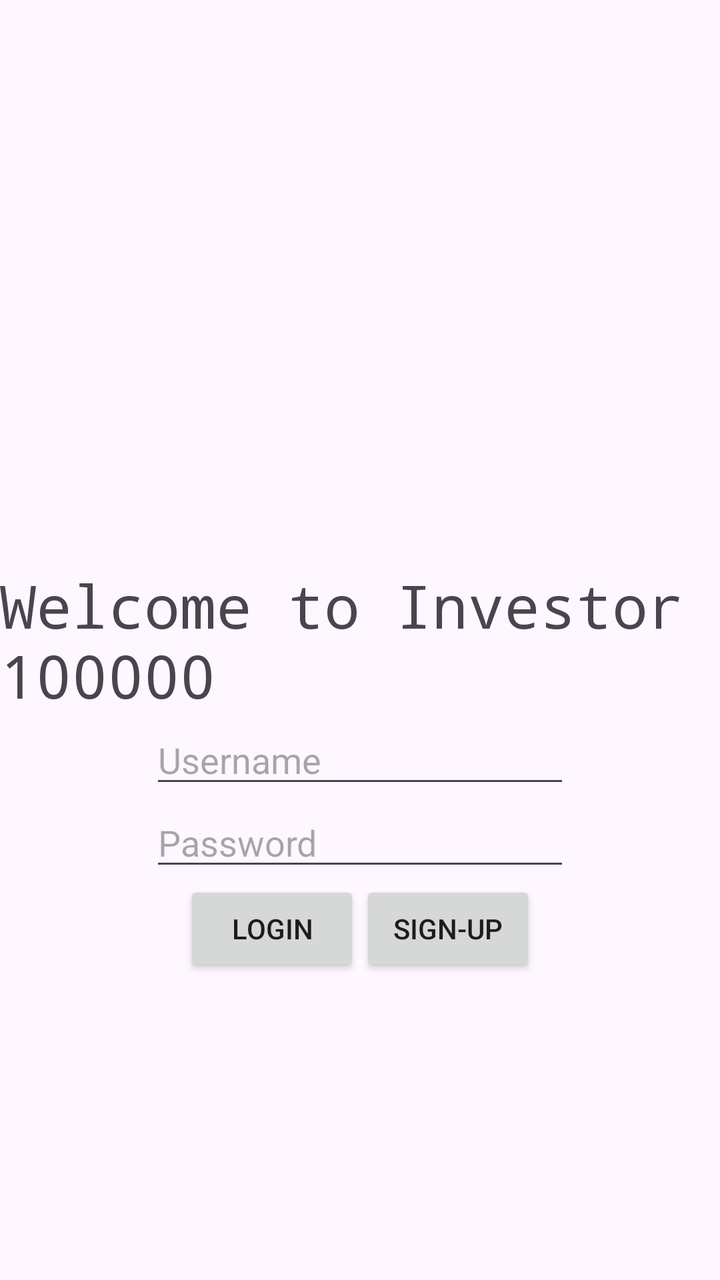
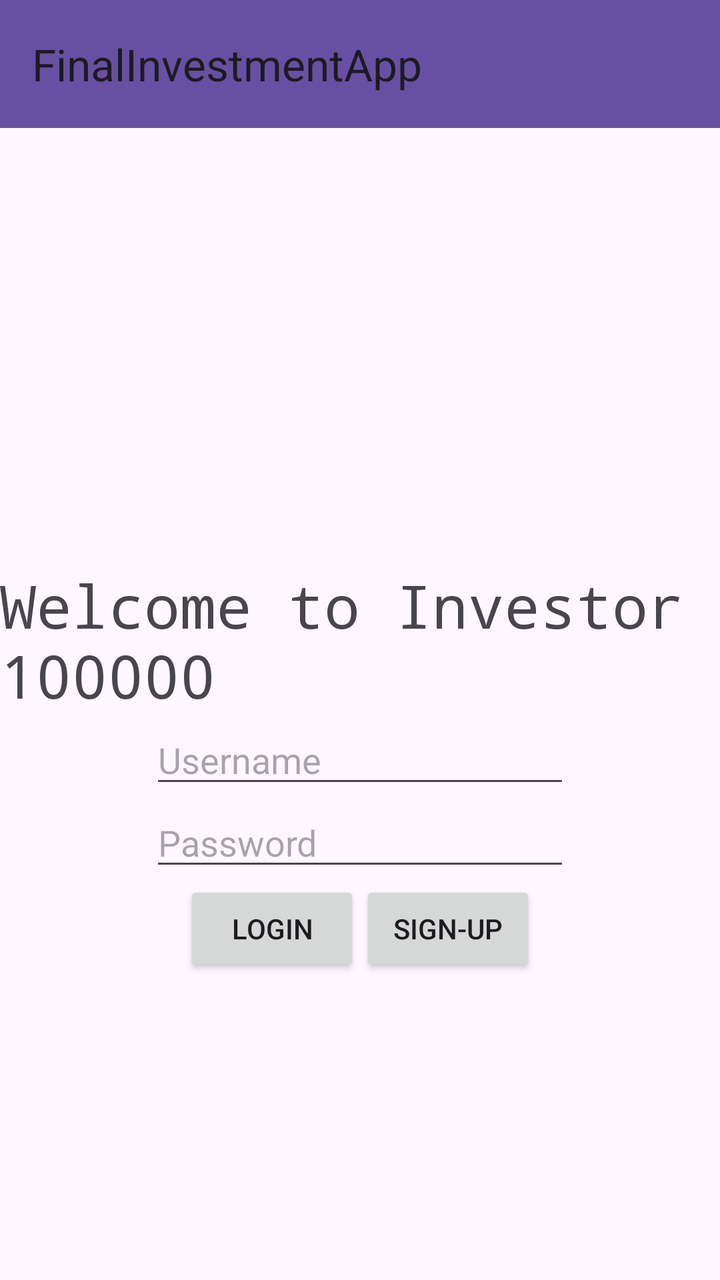

Compare the two renders of this Android layout. The source of the first and the diff that turns it into the second are given below.
<!-- AndroidManifest.xml: application theme Theme.FinalInvestmentApp -->
<!-- res/layout/activity_main.xml -->
<?xml version="1.0" encoding="utf-8"?>
<RelativeLayout xmlns:android="http://schemas.android.com/apk/res/android"
    xmlns:app="http://schemas.android.com/apk/res-auto"
    xmlns:tools="http://schemas.android.com/tools"
    android:id="@+id/main"
    android:layout_width="match_parent"
    android:layout_height="match_parent"
    tools:context=".MainActivity" >


    <TextView
        android:id="@+id/loginTextView"
        android:layout_width="wrap_content"
        android:layout_height="wrap_content"
        android:layout_centerInParent="true"
        android:fontFamily="monospace"
        android:text="@string/welcome"
        android:textAlignment="center"
        android:textAppearance="@style/TextAppearance.AppCompat.Display3"
        android:textSize="30sp" />

    <EditText
        android:id="@+id/usernameEditText"
        android:layout_width="wrap_content"
        android:layout_height="wrap_content"
        android:layout_centerInParent="true"
        android:layout_below="@id/loginTextView"
        android:ems="10"
        android:inputType="text"
        android:hint="@string/username"
        />

    <EditText
        android:id="@+id/passwordEditText"
        android:layout_width="wrap_content"
        android:layout_below="@id/usernameEditText"
        android:layout_centerInParent="true"
        android:layout_height="wrap_content"
        android:ems="10"
        android:hint="@string/password"
        android:inputType="textPassword" />

    <LinearLayout
        android:id="@+id/logButtonLayout"
        android:layout_width="wrap_content"
        android:layout_below="@id/passwordEditText"
        android:layout_centerInParent="true"
        android:layout_height="wrap_content"
        android:orientation="horizontal">

        <Button
            android:id="@+id/loginButton"
            style="@style/Widget.AppCompat.Button"
            android:layout_width="wrap_content"
            android:onClick="onLoginClick"
            android:layout_height="wrap_content"
            android:text="@string/login" />

        <Button
            android:id="@+id/signupButton"
            style="@style/Widget.AppCompat.Button"
            android:layout_width="wrap_content"
            android:onClick="onSignupClick"
            android:layout_height="wrap_content"
            android:text="@string/signup" />
    </LinearLayout>

    <TextView
        android:id="@+id/logResultTextView"
        android:layout_width="wrap_content"
        android:layout_height="wrap_content"
        android:layout_below="@id/logButtonLayout"
        android:layout_centerInParent="true"
        android:visibility="gone"
        android:text=""
        android:textColor="#FF0000" />

</RelativeLayout>
<!-- resources referenced by this layout -->
<resources>
  <string name="login">Login</string>
  <string name="password">Password</string>
  <string name="signup">Sign-Up</string>
  <string name="username">Username</string>
  <string name="welcome">Welcome to Investor 100000</string>
  <style name="Theme.FinalInvestmentApp" parent="Base.Theme.FinalInvestmentApp" />
  <style name="Base.Theme.FinalInvestmentApp" parent="Theme.Material3.DayNight.NoActionBar">
          
          
      </style>
</resources>

<!-- the commit's change to res/layout/activity_main.xml (unified diff, before → after) -->
@@ -7,6 +7,14 @@
     android:layout_height="match_parent"
     tools:context=".MainActivity" >
 
+    <androidx.appcompat.widget.Toolbar
+        android:id="@+id/appToolbar"
+        android:layout_width="match_parent"
+        android:layout_height="wrap_content"
+        android:background="?attr/colorPrimary"
+        android:minHeight="?attr/actionBarSize"
+        android:theme="?attr/actionBarTheme"
+        app:title="@string/app_name" />
 
     <TextView
         android:id="@+id/loginTextView"
<!-- resource entries referenced after the edit -->
@@ -1,5 +1,6 @@
 <!-- resources referenced by this layout -->
 <resources>
+  <string name="app_name">FinalInvestmentApp</string>
   <string name="login">Login</string>
   <string name="password">Password</string>
   <string name="signup">Sign-Up</string>
